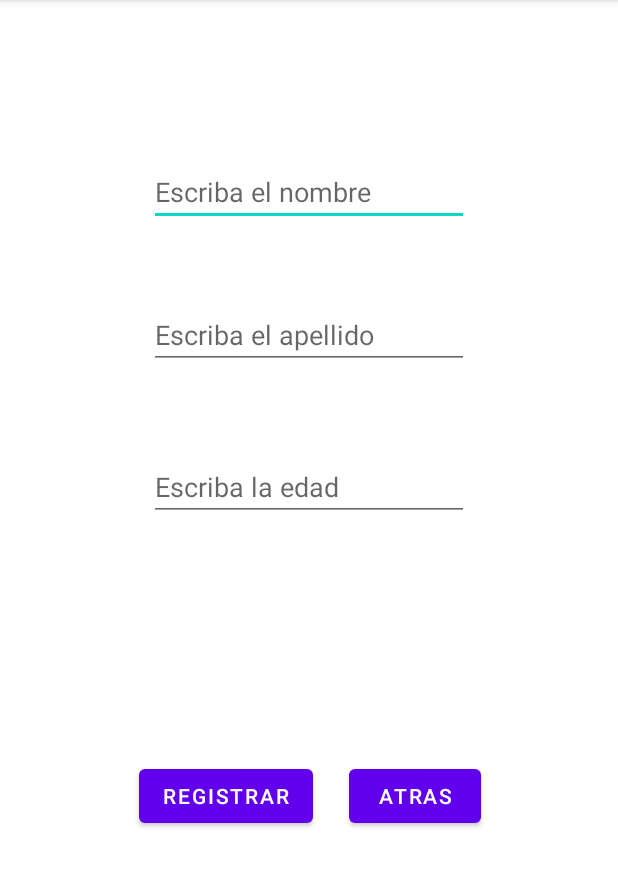
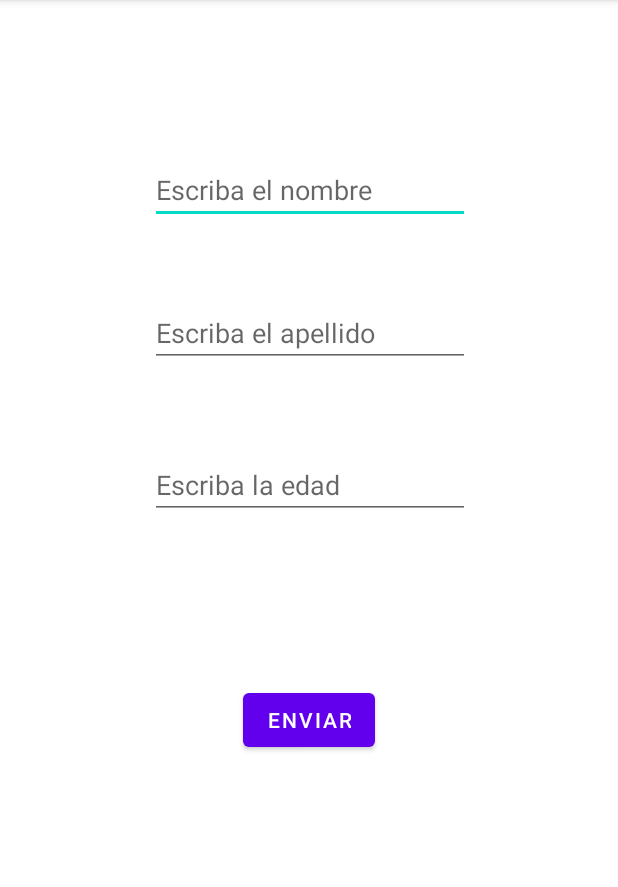
Before and after one commit to brayanmezac/Pedidos_UTS, an Android app: the ProductoActivity screen opened directly, with no data from a screen before it, on a phone screen of 412 x 824 dp, the part 84-971 px from its top. Run offline under Robolectric (Android 15) with nearby library versions, the phone set to English and light mode, and no system bars.

Commit message:
Se llega al objetivo logrado

```diff
--- a/app/src/main/AndroidManifest.xml
+++ b/app/src/main/AndroidManifest.xml
@@ -1,4 +1,4 @@
-<?xml version="1.0" encoding="utf-8"?>
+<?xml version="1.1" encoding="utf-8"?>
 <manifest xmlns:android="http://schemas.android.com/apk/res/android"
     package="co.edu.uts.sistemas.pedidos_uts">
 
@@ -10,14 +10,14 @@
         android:supportsRtl="true"
         android:theme="@style/Theme.Pedidos_UTS">
         <activity android:name=".ProductoActivity"></activity>
-        <activity android:name=".MenuActivity"></activity>
-        <activity android:name=".MainActivity">
+        <activity android:name=".MenuActivity">
             <intent-filter>
                 <action android:name="android.intent.action.MAIN" />
 
                 <category android:name="android.intent.category.LAUNCHER" />
             </intent-filter>
         </activity>
+        <activity android:name=".MainActivity"></activity>
     </application>
 
 </manifest>
--- a/app/src/main/java/co/edu/uts/sistemas/pedidos_uts/MainActivity.java
+++ b/app/src/main/java/co/edu/uts/sistemas/pedidos_uts/MainActivity.java
@@ -63,9 +63,6 @@ public class MainActivity extends AppCompatActivity {
         if (Informacion.user.equals(txtUser) && Informacion.passws.equals(txtClave)) {
             Toast.makeText(this, "Usuario/Contraseña validos!!!", Toast.LENGTH_LONG).show();
             Intent intent = new Intent(MainActivity.this, MenuActivity.class);
-            intent.putExtra("nombre", "Freddy");
-            intent.putExtra("apellido", "Mendez");
-            intent.putExtra("edad", 42);
             startActivity(intent);
         } else {
             Toast.makeText(getApplicationContext(), "Usuario/Contraseña NO SON validos!!!", Toast.LENGTH_SHORT).show();
--- a/app/src/main/java/co/edu/uts/sistemas/pedidos_uts/ProductoActivity.java
+++ b/app/src/main/java/co/edu/uts/sistemas/pedidos_uts/ProductoActivity.java
@@ -2,13 +2,56 @@ package co.edu.uts.sistemas.pedidos_uts;
 
 import androidx.appcompat.app.AppCompatActivity;
 
+import android.content.Intent;
 import android.os.Bundle;
+import android.view.View;
+import android.widget.EditText;
+import android.widget.Toast;
 
 public class ProductoActivity extends AppCompatActivity {
+
+    EditText nombre, apellido, edad;
 
     @Override
     protected void onCreate(Bundle savedInstanceState) {
         super.onCreate(savedInstanceState);
         setContentView(R.layout.activity_producto);
+
+
+
+        nombre = (EditText)findViewById(R.id.nombre);
+        apellido = (EditText)findViewById(R.id.apellido);
+        edad = (EditText)findViewById(R.id.edad);
+
+
     }
+
+    public void enviar(View view){
+         Intent menu = new Intent(this, MenuActivity.class);
+
+         menu.putExtra("nombre", nombre.getText().toString());
+         menu.putExtra("apellido", apellido.getText().toString());
+         menu.putExtra("edad", edad.getText().toString());
+
+        startActivity(menu);
+    }
+
+   /* public void ingresar(View view) {
+        EditText user = findViewById(R.id.txtUser);
+        EditText clave = findViewById(R.id.txtClave);
+
+        String txtUser = user.getText().toString();
+        String txtClave = clave.getText().toString();
+
+        if (Informacion.user.equals(txtUser) && Informacion.passws.equals(txtClave)) {
+            Toast.makeText(this, "Usuario/Contraseña validos!!!", Toast.LENGTH_LONG).show();
+            Intent intent = new Intent(MainActivity.this, MenuActivity.class);
+            intent.putExtra("nombre", "Freddy");
+            intent.putExtra("apellido", "Mendez");
+            intent.putExtra("edad", 42);
+            startActivity(intent);
+        } else {
+            Toast.makeText(getApplicationContext(), "Usuario/Contraseña NO SON validos!!!", Toast.LENGTH_SHORT).show();
+        }
+    }*/
 }
--- a/app/src/main/res/layout/activity_producto.xml
+++ b/app/src/main/res/layout/activity_producto.xml
@@ -10,12 +10,12 @@
         android:id="@+id/nombre"
         android:layout_width="wrap_content"
         android:layout_height="wrap_content"
-        android:layout_marginTop="105dp"
+        android:layout_marginTop="104dp"
         android:ems="10"
         android:hint="Escriba el nombre"
         android:inputType="textPersonName"
         app:layout_constraintEnd_toEndOf="parent"
-        app:layout_constraintHorizontal_bias="0.5"
+        app:layout_constraintHorizontal_bias="0.502"
         app:layout_constraintStart_toStartOf="parent"
         app:layout_constraintTop_toTopOf="parent" />
 
@@ -53,25 +53,22 @@
         app:layout_constraintGuide_begin="20dp" />
 
     <Button
-        android:id="@+id/atras"
+        android:id="@+id/enviar"
         android:layout_width="wrap_content"
         android:layout_height="wrap_content"
-        android:text="atras"
-        app:layout_constraintBottom_toBottomOf="@+id/registrar"
+        android:layout_marginBottom="264dp"
+        android:onClick="enviar"
+        android:text="enviar"
+        app:layout_constraintBottom_toBottomOf="parent"
         app:layout_constraintEnd_toEndOf="parent"
-        app:layout_constraintStart_toEndOf="@+id/registrar"
-        app:layout_constraintTop_toTopOf="@+id/registrar" />
+        app:layout_constraintHorizontal_bias="0.5"
+        app:layout_constraintHorizontal_chainStyle="packed"
+        app:layout_constraintStart_toStartOf="parent" />
 
-    <Button
-        android:id="@+id/registrar"
+    <androidx.constraintlayout.widget.Guideline
+        android:id="@+id/guideline2"
         android:layout_width="wrap_content"
         android:layout_height="wrap_content"
-        android:layout_marginStart="1dp"
-        android:layout_marginEnd="24dp"
-        android:layout_marginBottom="213dp"
-        android:text="registrar"
-        app:layout_constraintBottom_toBottomOf="parent"
-        app:layout_constraintEnd_toStartOf="@+id/atras"
-        app:layout_constraintHorizontal_chainStyle="packed"
-        app:layout_constraintStart_toStartOf="parent" />
+        android:orientation="horizontal"
+        app:layout_constraintGuide_begin="20dp" />
 </androidx.constraintlayout.widget.ConstraintLayout>
```
Also changed, not shown: app/src/main/java/co/edu/uts/sistemas/pedidos_uts/MenuActivity.java (+31 -2 lines).
